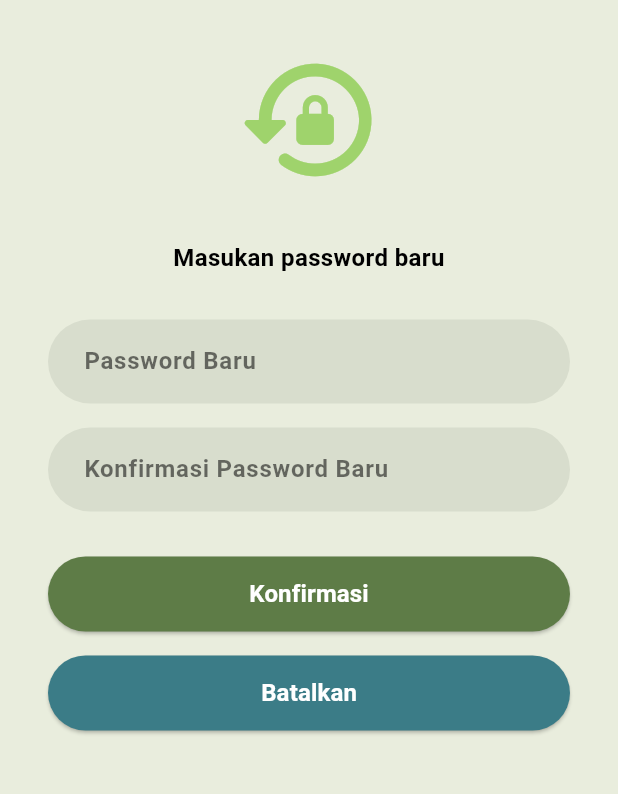
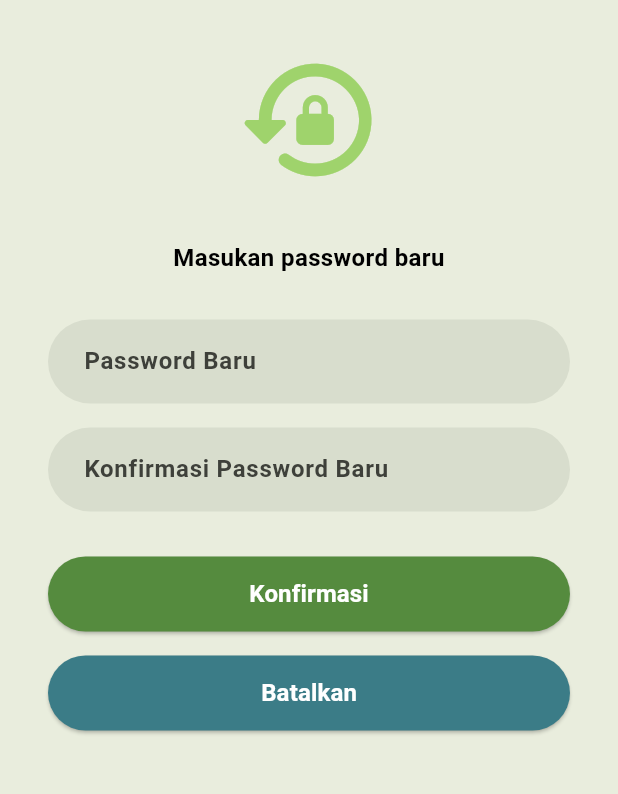
Before and after one commit to EdselSpth/ReGreen, a Flutter app: the ResetPasswordMain screen opened directly, on a phone screen of 412 x 824 dp, the part 159-953 px from its top. Run offline on Flutter 3.47's test engine with Material 3 defaults, Android fonts, the phone set to English and light mode, and no system bars.

Commit message:
fix: [GAR] perbaikan warna pada halaman reset password

```diff
--- a/lib/forgetpassword/resetpasswordmain.dart
+++ b/lib/forgetpassword/resetpasswordmain.dart
@@ -70,7 +70,7 @@ class ResetPasswordMain extends StatelessWidget {
                     hintText: "Password Baru",
                     hintStyle: const TextStyle(
                       fontWeight: FontWeight.bold,
-                      color: Colors.black54,
+                      color: const Color(0xFF3E403A),
                     ),
                     filled: true,
                     fillColor: const Color(0xFFD8DDCD),
@@ -92,7 +92,7 @@ class ResetPasswordMain extends StatelessWidget {
                     hintText: "Konfirmasi Password Baru",
                     hintStyle: const TextStyle(
                       fontWeight: FontWeight.bold,
-                      color: Colors.black54,
+                      color: const Color(0xFF3E403A),
                     ),
                     filled: true,
                     fillColor: const Color(0xFFD8DDCD),
@@ -113,7 +113,7 @@ class ResetPasswordMain extends StatelessWidget {
                   height: 50,
                   child: ElevatedButton(
                     style: ElevatedButton.styleFrom(
-                      backgroundColor: const Color(0xFF5E7C47),
+                      backgroundColor: const Color(0xFF558B3E),
                       shape: RoundedRectangleBorder(
                         borderRadius: BorderRadius.circular(30),
                       ),
```
